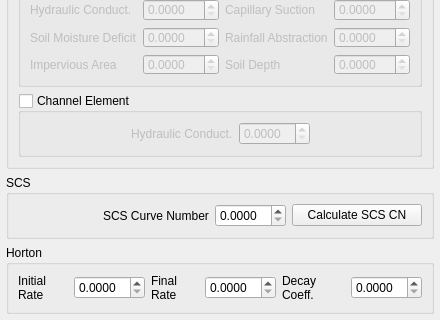
Old version of the form flo2d/ui/infil_editor.ui in the repository FLO-2DSoftware/qgis-flo-2d-plugin; both pictures show x 0 to 440 and y 158 to 478 of the 440 by 478 pixel window.
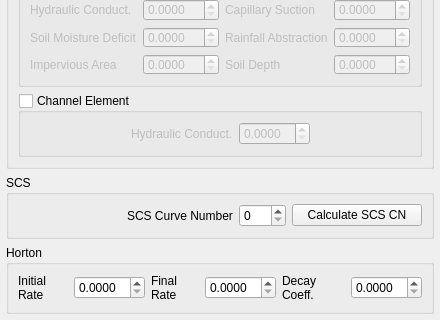
New version of the form. Icons and pictures are not drawn.

```diff
--- a/flo2d/ui/infil_editor.ui
+++ b/flo2d/ui/infil_editor.ui
@@ -483,7 +483,7 @@
       <item row="1" column="2">
        <widget class="QDoubleSpinBox" name="spin_scsn">
         <property name="decimals">
-         <number>4</number>
+         <number>0</number>
         </property>
        </widget>
       </item>
```
